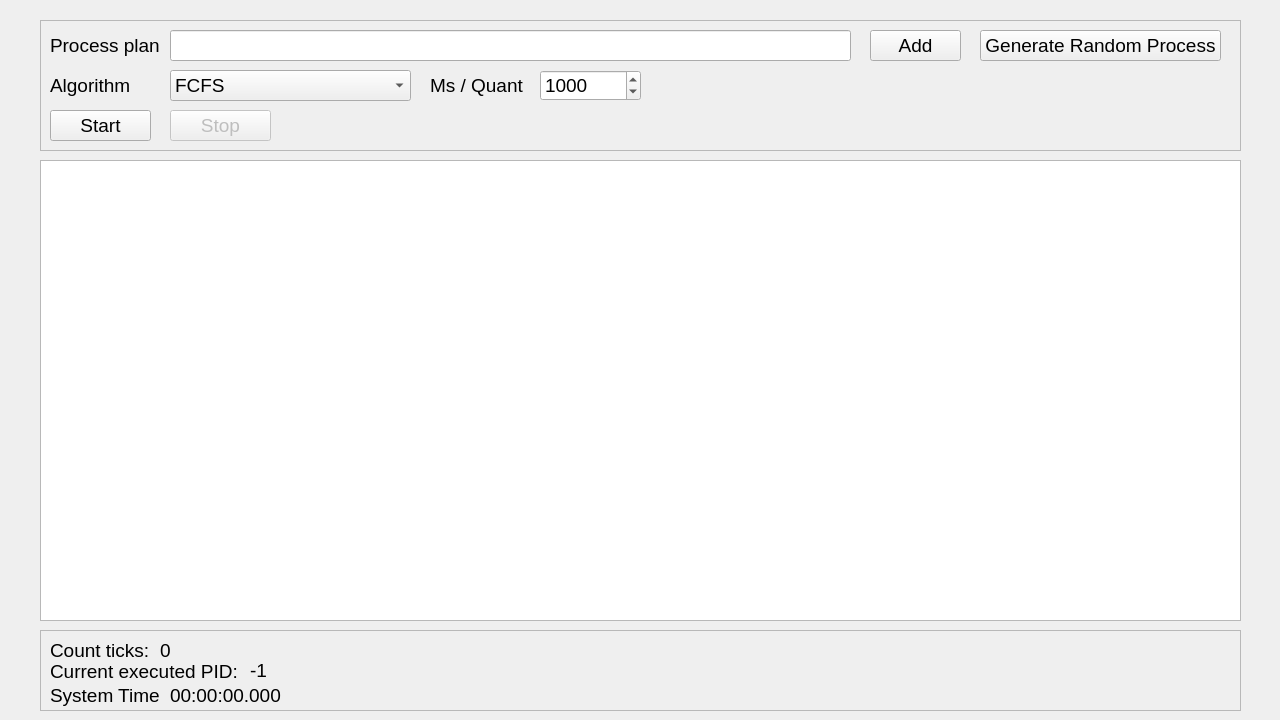
Old version of the form lab3/QtLab3/mainwindow.ui in the repository MrSago/Operating-Systems-for-Susu.
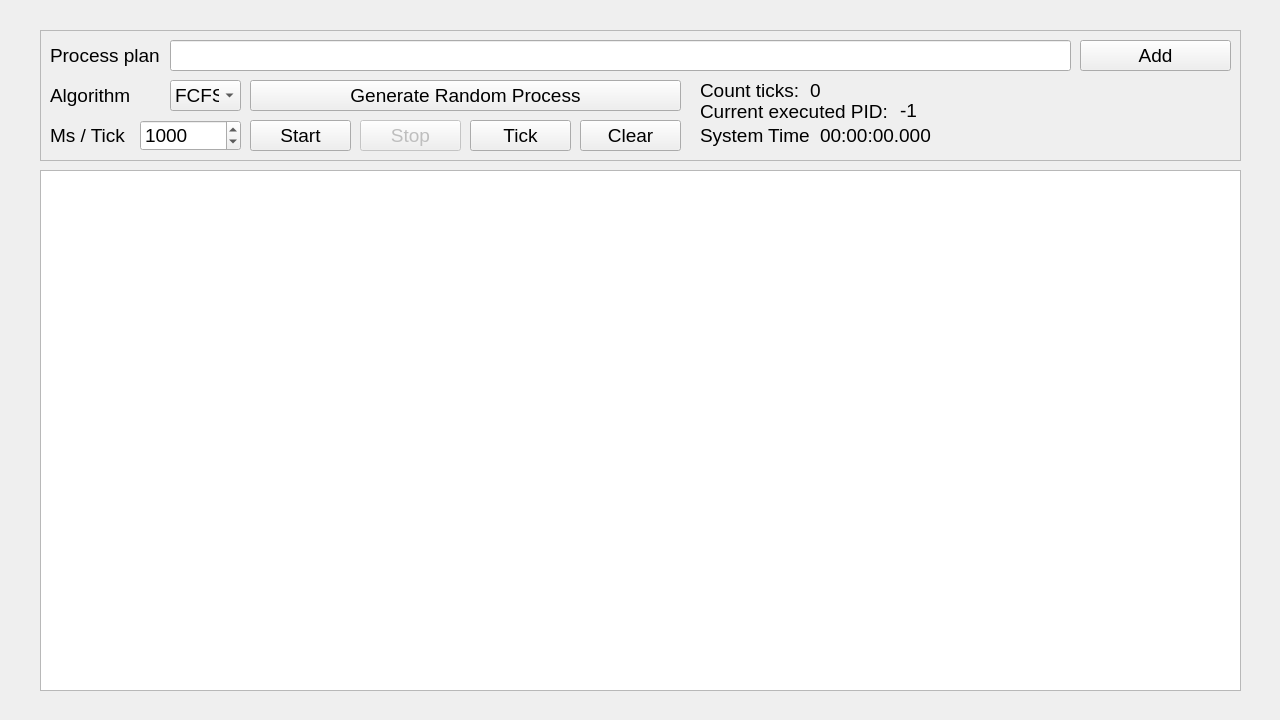
New version of the form.

```diff
--- a/lab3/QtLab3/mainwindow.ui
+++ b/lab3/QtLab3/mainwindow.ui
@@ -36,9 +36,9 @@
     <property name="geometry">
      <rect>
       <x>40</x>
-      <y>160</y>
+      <y>170</y>
       <width>1201</width>
-      <height>461</height>
+      <height>521</height>
      </rect>
     </property>
     <property name="font">
@@ -60,7 +60,7 @@
     <property name="geometry">
      <rect>
       <x>40</x>
-      <y>20</y>
+      <y>30</y>
       <width>1201</width>
       <height>131</height>
      </rect>
@@ -74,9 +74,9 @@
     <widget class="QPushButton" name="buttonRandomProcess">
      <property name="geometry">
       <rect>
-       <x>940</x>
-       <y>10</y>
-       <width>241</width>
+       <x>210</x>
+       <y>50</y>
+       <width>431</width>
        <height>31</height>
       </rect>
      </property>
@@ -92,9 +92,9 @@
     <widget class="QLabel" name="labelMsQuant">
      <property name="geometry">
       <rect>
-       <x>390</x>
-       <y>50</y>
-       <width>101</width>
+       <x>10</x>
+       <y>90</y>
+       <width>81</width>
        <height>31</height>
       </rect>
      </property>
@@ -104,7 +104,7 @@
       </font>
      </property>
      <property name="text">
-      <string>&lt;html&gt;&lt;head/&gt;&lt;body&gt;&lt;p&gt;&lt;span style=&quot; font-size:14pt;&quot;&gt;Ms / Quant&lt;/span&gt;&lt;/p&gt;&lt;/body&gt;&lt;/html&gt;</string>
+      <string>&lt;html&gt;&lt;head/&gt;&lt;body&gt;&lt;p&gt;Ms / Tick&lt;/p&gt;&lt;/body&gt;&lt;/html&gt;</string>
      </property>
     </widget>
     <widget class="QLineEdit" name="lineProcessPlan">
@@ -112,7 +112,7 @@
       <rect>
        <x>130</x>
        <y>10</y>
-       <width>681</width>
+       <width>901</width>
        <height>31</height>
       </rect>
      </property>
@@ -149,9 +149,9 @@
     <widget class="QPushButton" name="buttonAddProcess">
      <property name="geometry">
       <rect>
-       <x>830</x>
+       <x>1040</x>
        <y>10</y>
-       <width>91</width>
+       <width>151</width>
        <height>31</height>
       </rect>
      </property>
@@ -167,8 +167,8 @@
     <widget class="QSpinBox" name="spinBoxMsQuant">
      <property name="geometry">
       <rect>
-       <x>500</x>
-       <y>50</y>
+       <x>100</x>
+       <y>90</y>
        <width>101</width>
        <height>31</height>
       </rect>
@@ -193,7 +193,7 @@
       <rect>
        <x>130</x>
        <y>50</y>
-       <width>241</width>
+       <width>71</width>
        <height>31</height>
       </rect>
      </property>
@@ -234,7 +234,7 @@
     <widget class="QPushButton" name="buttonStart">
      <property name="geometry">
       <rect>
-       <x>10</x>
+       <x>210</x>
        <y>90</y>
        <width>101</width>
        <height>31</height>
@@ -255,7 +255,7 @@
      </property>
      <property name="geometry">
       <rect>
-       <x>130</x>
+       <x>320</x>
        <y>90</y>
        <width>101</width>
        <height>31</height>
@@ -270,28 +270,12 @@
       <string>Stop</string>
      </property>
     </widget>
-   </widget>
-   <widget class="QFrame" name="infoFrame">
-    <property name="geometry">
-     <rect>
-      <x>40</x>
-      <y>630</y>
-      <width>1201</width>
-      <height>81</height>
-     </rect>
-    </property>
-    <property name="frameShape">
-     <enum>QFrame::StyledPanel</enum>
-    </property>
-    <property name="frameShadow">
-     <enum>QFrame::Raised</enum>
-    </property>
-    <widget class="QLabel" name="labelSystemTime">
+    <widget class="QPushButton" name="buttonTick">
      <property name="geometry">
       <rect>
-       <x>10</x>
-       <y>50</y>
-       <width>111</width>
+       <x>430</x>
+       <y>90</y>
+       <width>101</width>
        <height>31</height>
       </rect>
      </property>
@@ -301,14 +285,32 @@
       </font>
      </property>
      <property name="text">
-      <string>&lt;html&gt;&lt;head/&gt;&lt;body&gt;&lt;p&gt;&lt;span style=&quot; font-size:14pt;&quot;&gt;System Time: &lt;/span&gt;&lt;/p&gt;&lt;/body&gt;&lt;/html&gt;</string>
+      <string>Tick</string>
+     </property>
+    </widget>
+    <widget class="QPushButton" name="buttonClear">
+     <property name="geometry">
+      <rect>
+       <x>540</x>
+       <y>90</y>
+       <width>101</width>
+       <height>31</height>
+      </rect>
+     </property>
+     <property name="font">
+      <font>
+       <pointsize>14</pointsize>
+      </font>
+     </property>
+     <property name="text">
+      <string>Clear</string>
      </property>
     </widget>
     <widget class="QLabel" name="labelViewTime">
      <property name="geometry">
       <rect>
-       <x>130</x>
-       <y>50</y>
+       <x>780</x>
+       <y>90</y>
        <width>111</width>
        <height>31</height>
       </rect>
@@ -322,11 +324,65 @@
       <string>&lt;html&gt;&lt;head/&gt;&lt;body&gt;&lt;p&gt;00:00:00.000&lt;/p&gt;&lt;/body&gt;&lt;/html&gt;</string>
      </property>
     </widget>
+    <widget class="QLabel" name="labelViewCountTicks">
+     <property name="geometry">
+      <rect>
+       <x>770</x>
+       <y>50</y>
+       <width>71</width>
+       <height>20</height>
+      </rect>
+     </property>
+     <property name="font">
+      <font>
+       <pointsize>14</pointsize>
+      </font>
+     </property>
+     <property name="text">
+      <string>0</string>
+     </property>
+    </widget>
+    <widget class="QLabel" name="labelCountTIcks">
+     <property name="geometry">
+      <rect>
+       <x>660</x>
+       <y>50</y>
+       <width>101</width>
+       <height>20</height>
+      </rect>
+     </property>
+     <property name="font">
+      <font>
+       <pointsize>14</pointsize>
+      </font>
+     </property>
+     <property name="text">
+      <string>Count ticks: </string>
+     </property>
+    </widget>
+    <widget class="QLabel" name="labelViewPID">
+     <property name="geometry">
+      <rect>
+       <x>860</x>
+       <y>70</y>
+       <width>71</width>
+       <height>20</height>
+      </rect>
+     </property>
+     <property name="font">
+      <font>
+       <pointsize>14</pointsize>
+      </font>
+     </property>
+     <property name="text">
+      <string>-1</string>
+     </property>
+    </widget>
     <widget class="QLabel" name="labelCurrentExPID">
      <property name="geometry">
       <rect>
-       <x>10</x>
-       <y>31</y>
+       <x>660</x>
+       <y>71</y>
        <width>191</width>
        <height>20</height>
       </rect>
@@ -340,13 +396,13 @@
       <string>Current executed PID:</string>
      </property>
     </widget>
-    <widget class="QLabel" name="labelViewPID">
+    <widget class="QLabel" name="labelSystemTime">
      <property name="geometry">
       <rect>
-       <x>210</x>
-       <y>30</y>
-       <width>71</width>
-       <height>20</height>
+       <x>660</x>
+       <y>90</y>
+       <width>111</width>
+       <height>31</height>
       </rect>
      </property>
      <property name="font">
@@ -355,43 +411,7 @@
       </font>
      </property>
      <property name="text">
-      <string>-1</string>
-     </property>
-    </widget>
-    <widget class="QLabel" name="labelCountTIcks">
-     <property name="geometry">
-      <rect>
-       <x>10</x>
-       <y>10</y>
-       <width>101</width>
-       <height>20</height>
-      </rect>
-     </property>
-     <property name="font">
-      <font>
-       <pointsize>14</pointsize>
-      </font>
-     </property>
-     <property name="text">
-      <string>Count ticks: </string>
-     </property>
-    </widget>
-    <widget class="QLabel" name="labelViewCountTicks">
-     <property name="geometry">
-      <rect>
-       <x>120</x>
-       <y>10</y>
-       <width>71</width>
-       <height>20</height>
-      </rect>
-     </property>
-     <property name="font">
-      <font>
-       <pointsize>14</pointsize>
-      </font>
-     </property>
-     <property name="text">
-      <string>0</string>
+      <string>&lt;html&gt;&lt;head/&gt;&lt;body&gt;&lt;p&gt;&lt;span style=&quot; font-size:14pt;&quot;&gt;System Time: &lt;/span&gt;&lt;/p&gt;&lt;/body&gt;&lt;/html&gt;</string>
      </property>
     </widget>
    </widget>
```
